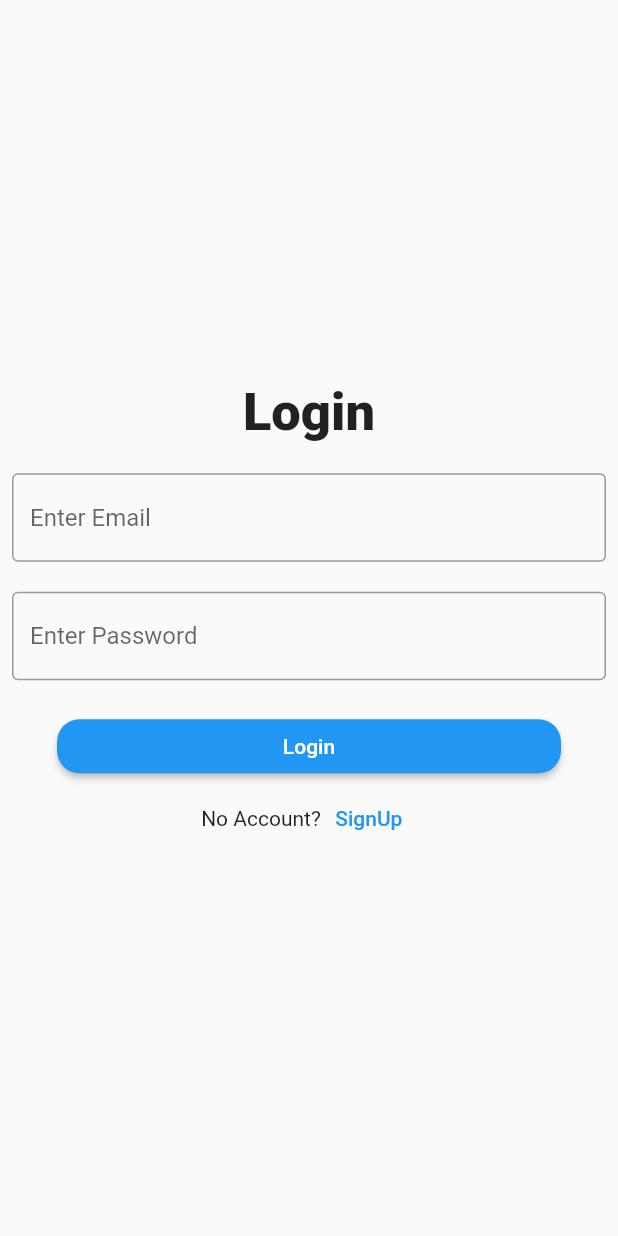
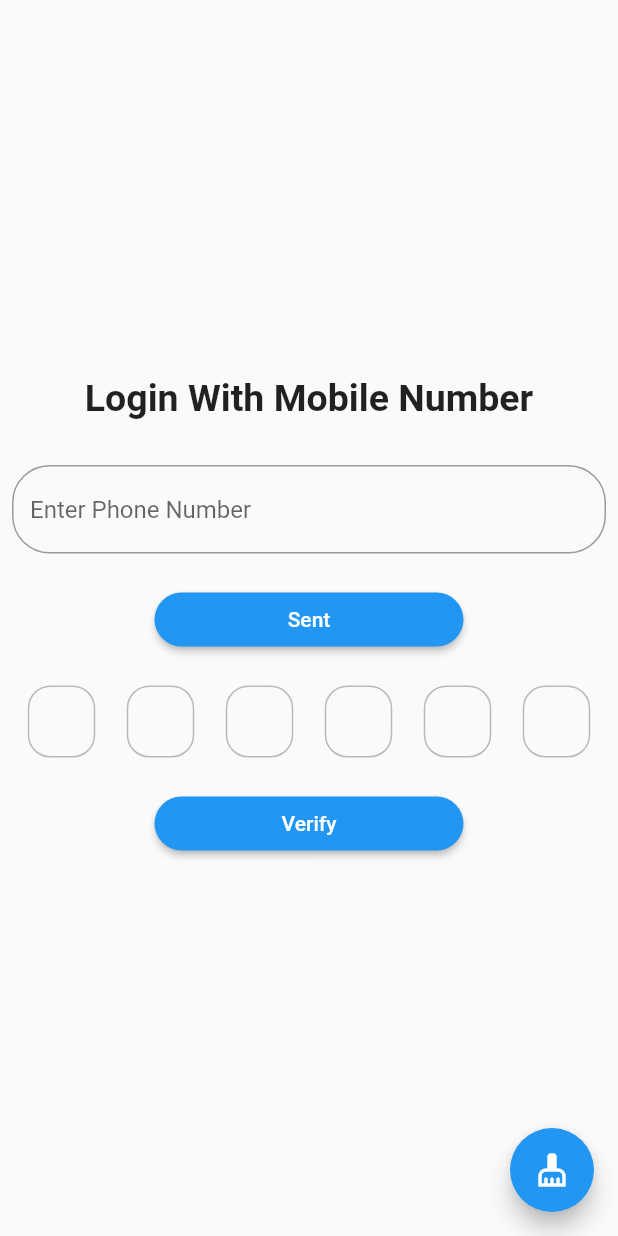
Before and after one commit to sadid369/firebase_notes_app_wscube, a Flutter app: the screen it shows after launch, on a phone screen of 412 x 824 dp. Run offline on Flutter 3.47's test engine with Material 2 defaults, Android fonts, the phone set to English and light mode, and no system bars; drawn by our look-alikes of otp_text_field; our stand-ins replace cloud_firestore, firebase_auth, firebase_core; accounts and stored records are empty.

Commit message:
updated phone auth

```diff
--- /dev/null
+++ b/lib/autrh/otp_screen.dart
@@ -0,0 +1,142 @@
+import 'package:cloud_firestore/cloud_firestore.dart';
+import 'package:firebase_auth/firebase_auth.dart';
+import 'package:firebase_notes_app_wscube/home_screen.dart';
+import 'package:flutter/material.dart';
+import 'package:otp_text_field/otp_field.dart';
+import 'package:otp_text_field/otp_text_field.dart';
+import 'package:otp_text_field/style.dart';
+
+class OtpScreen extends StatefulWidget {
+  final String? title;
+  const OtpScreen({Key? key, required this.title}) : super(key: key);
+
+  @override
+  _OtpScreenState createState() => _OtpScreenState();
+}
+
+class _OtpScreenState extends State<OtpScreen> {
+  OtpFieldController otpController = OtpFieldController();
+  var _phoneController = TextEditingController();
+  late FirebaseFirestore db;
+  late FirebaseAuth auth;
+  var mVarificationId = '';
+  var otpCode = "";
+  @override
+  void initState() {
+    super.initState();
+    db = FirebaseFirestore.instance;
+    auth = FirebaseAuth.instance;
+  }
+
+  @override
+  Widget build(BuildContext context) {
+    return Scaffold(
+        floatingActionButton: FloatingActionButton(
+          child: Icon(Icons.cleaning_services),
+          onPressed: () {
+            print("Floating button was pressed.");
+            otpController.clear();
+          },
+        ),
+        body: Padding(
+          padding: const EdgeInsets.all(8.0),
+          child: Column(
+            mainAxisAlignment: MainAxisAlignment.center,
+            children: [
+              Text(
+                "Login With Mobile Number",
+                style: TextStyle(
+                  fontSize: 25,
+                  fontWeight: FontWeight.bold,
+                ),
+              ),
+              SizedBox(
+                height: 30,
+              ),
+              TextField(
+                controller: _phoneController,
+                decoration: InputDecoration(
+                    hintText: 'Enter Phone Number',
+                    border: OutlineInputBorder(
+                        borderRadius: BorderRadius.circular(25))),
+              ),
+              SizedBox(
+                height: 20,
+              ),
+              SizedBox(
+                width: MediaQuery.of(context).size.width * 0.5,
+                child: ElevatedButton(
+                    style: ElevatedButton.styleFrom(
+                        shape: RoundedRectangleBorder(
+                            borderRadius: BorderRadius.circular(25))),
+                    onPressed: () {
+                      auth.verifyPhoneNumber(
+                        phoneNumber: "+88${_phoneController.text.toString()}",
+                        verificationCompleted: (phoneAuthCredential) {
+                          auth
+                              .signInWithCredential(phoneAuthCredential)
+                              .then((value) {
+                            print("Logged in: ${value.user!.uid}");
+                          });
+                        },
+                        verificationFailed: (error) {
+                          print('Verification Failed: ${error.message}');
+                        },
+                        codeSent: (verificationId, forceResendingToken) {
+                          mVarificationId = verificationId;
+                          print('Code Sent $mVarificationId');
+                        },
+                        codeAutoRetrievalTimeout: (verificationId) {},
+                      );
+                    },
+                    child: const Text('Sent')),
+              ),
+              SizedBox(
+                height: 20,
+              ),
+              Center(
+                child: OTPTextField(
+                    controller: otpController,
+                    length: 6,
+                    width: MediaQuery.of(context).size.width,
+                    textFieldAlignment: MainAxisAlignment.spaceAround,
+                    fieldWidth: 45,
+                    fieldStyle: FieldStyle.box,
+                    outlineBorderRadius: 15,
+                    style: TextStyle(fontSize: 17),
+                    onChanged: (pin) {
+                      print("Changed: " + pin);
+                    },
+                    onCompleted: (pin) {
+                      print("Completed: " + pin);
+                      otpCode = pin;
+                    }),
+              ),
+              SizedBox(
+                height: 20,
+              ),
+              SizedBox(
+                width: MediaQuery.of(context).size.width * 0.5,
+                child: ElevatedButton(
+                  style: ElevatedButton.styleFrom(
+                      shape: RoundedRectangleBorder(
+                          borderRadius: BorderRadius.circular(25))),
+                  onPressed: () async {
+                    PhoneAuthCredential credential =
+                        PhoneAuthProvider.credential(
+                            verificationId: mVarificationId, smsCode: otpCode);
+                    var cred = await auth.signInWithCredential(credential);
+                    if (cred.user!.uid.isNotEmpty) {
+                      Navigator.of(context).push(MaterialPageRoute(
+                        builder: (context) => HomeScreen(id: cred.user!.uid),
+                      ));
+                    }
+                  },
+                  child: const Text('Verify'),
+                ),
+              ),
+            ],
+          ),
+        ));
+  }
+}
--- a/lib/main.dart
+++ b/lib/main.dart
@@ -1,5 +1,6 @@
 import 'package:firebase_core/firebase_core.dart';
 import 'package:firebase_notes_app_wscube/autrh/login_screen.dart';
+import 'package:firebase_notes_app_wscube/autrh/otp_screen.dart';
 import 'package:firebase_notes_app_wscube/autrh/signup_screen.dart';
 import 'package:firebase_notes_app_wscube/firebase_options.dart';
 import 'package:firebase_notes_app_wscube/home_screen.dart';
@@ -22,7 +23,7 @@ class MyApp extends StatelessWidget {
       theme: ThemeData(
         primarySwatch: Colors.blue,
       ),
-      home: const LoginScreen(),
+      home: const OtpScreen(title: 'otp'),
     );
   }
 }
--- a/pubspec.yaml
+++ b/pubspec.yaml
@@ -38,6 +38,7 @@ dependencies:
   firebase_core: ^2.17.0
   cloud_firestore: ^4.9.3
   firebase_auth: ^4.10.1
+  otp_text_field: ^1.1.3
 
 dev_dependencies:
   flutter_test:
```
Also changed, not shown: pubspec.lock.
